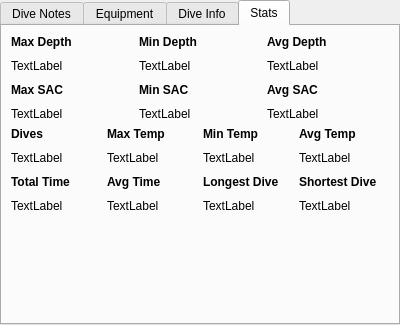
First picture: the form in qt-ui/maintab.ui, repository subsurface/subsurface, before the edit.
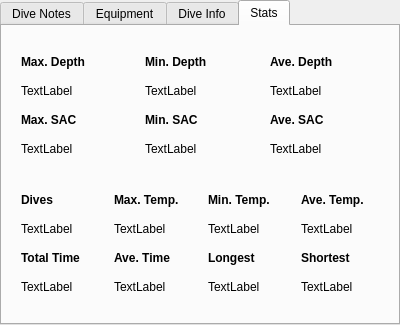
Second picture: the form after the edit. The open tabs and pages were chosen to show the change. Custom widgets are drawn as their Qt base class.

Commit message:
Reformat statistics tab in MainTab tab widget
Rename various labels and text into clear pairs and reflect changes into
.cpp file.

To avoid clashes with names on other tabs use '..All..' to emphasise
that this page deals with an aggregate across the selected dives.

Re-format the statistics tab.

```diff
--- a/qt-ui/maintab.ui
+++ b/qt-ui/maintab.ui
@@ -528,12 +528,28 @@
    </attribute>
    <layout class="QVBoxLayout" name="verticalLayout_4">
     <item>
-     <layout class="QGridLayout" name="gridLayout_6">
-      <property name="verticalSpacing">
+     <spacer name="verticalSpacer_6">
+      <property name="orientation">
+       <enum>Qt::Vertical</enum>
+      </property>
+      <property name="sizeHint" stdset="0">
+       <size>
+        <width>20</width>
+        <height>20</height>
+       </size>
+      </property>
+     </spacer>
+    </item>
+    <item>
+     <layout class="QGridLayout" name="statsUpperGridLayout">
+      <property name="margin">
        <number>10</number>
       </property>
+      <property name="spacing">
+       <number>15</number>
+      </property>
       <item row="0" column="0">
-       <widget class="QLabel" name="label_28">
+       <widget class="QLabel" name="maximumDepthAllLabel">
         <property name="font">
          <font>
           <weight>75</weight>
@@ -541,12 +557,12 @@
          </font>
         </property>
         <property name="text">
-         <string>Max Depth</string>
+         <string>Max. Depth</string>
         </property>
        </widget>
       </item>
       <item row="0" column="1">
-       <widget class="QLabel" name="label_29">
+       <widget class="QLabel" name="minimumDepthAllLabel">
         <property name="font">
          <font>
           <weight>75</weight>
@@ -554,12 +570,12 @@
          </font>
         </property>
         <property name="text">
-         <string>Min Depth</string>
+         <string>Min. Depth</string>
         </property>
        </widget>
       </item>
       <item row="0" column="2">
-       <widget class="QLabel" name="label_30">
+       <widget class="QLabel" name="averageDepthAllLabel">
         <property name="font">
          <font>
           <weight>75</weight>
@@ -567,33 +583,33 @@
          </font>
         </property>
         <property name="text">
-         <string>Avg Depth</string>
+         <string>Ave. Depth</string>
         </property>
        </widget>
       </item>
       <item row="1" column="0">
-       <widget class="QLabel" name="maxdepth_2">
+       <widget class="QLabel" name="maximumDepthAllText">
         <property name="text">
          <string>TextLabel</string>
         </property>
        </widget>
       </item>
       <item row="1" column="1">
-       <widget class="QLabel" name="mindepth">
+       <widget class="QLabel" name="minimumDepthAllText">
         <property name="text">
          <string>TextLabel</string>
         </property>
        </widget>
       </item>
       <item row="1" column="2">
-       <widget class="QLabel" name="avgdepth">
+       <widget class="QLabel" name="averageDepthAllText">
         <property name="text">
          <string>TextLabel</string>
         </property>
        </widget>
       </item>
       <item row="2" column="0">
-       <widget class="QLabel" name="label_31">
+       <widget class="QLabel" name="maximumSacAllLabel">
         <property name="font">
          <font>
           <weight>75</weight>
@@ -601,12 +617,12 @@
          </font>
         </property>
         <property name="text">
-         <string>Max SAC</string>
+         <string>Max. SAC</string>
         </property>
        </widget>
       </item>
       <item row="2" column="1">
-       <widget class="QLabel" name="label_32">
+       <widget class="QLabel" name="minimumSacAllLabel">
         <property name="font">
          <font>
           <weight>75</weight>
@@ -614,12 +630,12 @@
          </font>
         </property>
         <property name="text">
-         <string>Min SAC</string>
+         <string>Min. SAC</string>
         </property>
        </widget>
       </item>
       <item row="2" column="2">
-       <widget class="QLabel" name="label_33">
+       <widget class="QLabel" name="averageSacAllLabel">
         <property name="font">
          <font>
           <weight>75</weight>
@@ -627,26 +643,26 @@
          </font>
         </property>
         <property name="text">
-         <string>Avg SAC</string>
+         <string>Ave. SAC</string>
         </property>
        </widget>
       </item>
       <item row="3" column="0">
-       <widget class="QLabel" name="maxsac">
+       <widget class="QLabel" name="maximumSacAllText">
         <property name="text">
          <string>TextLabel</string>
         </property>
        </widget>
       </item>
       <item row="3" column="1">
-       <widget class="QLabel" name="minsac">
+       <widget class="QLabel" name="minimumSacAllText">
         <property name="text">
          <string>TextLabel</string>
         </property>
        </widget>
       </item>
       <item row="3" column="2">
-       <widget class="QLabel" name="avgsac">
+       <widget class="QLabel" name="averageSacAllText">
         <property name="text">
          <string>TextLabel</string>
         </property>
@@ -655,15 +671,28 @@
      </layout>
     </item>
     <item>
-     <layout class="QGridLayout" name="gridLayout_5">
-      <property name="verticalSpacing">
+     <spacer name="verticalSpacer_5">
+      <property name="orientation">
+       <enum>Qt::Vertical</enum>
+      </property>
+      <property name="sizeHint" stdset="0">
+       <size>
+        <width>20</width>
+        <height>20</height>
+       </size>
+      </property>
+     </spacer>
+    </item>
+    <item>
+     <layout class="QGridLayout" name="statsLowerGridLayout">
+      <property name="margin">
        <number>10</number>
       </property>
-      <property name="bottomMargin">
-       <number>0</number>
+      <property name="spacing">
+       <number>15</number>
       </property>
       <item row="0" column="0">
-       <widget class="QLabel" name="label_20">
+       <widget class="QLabel" name="divesAllLabel">
         <property name="font">
          <font>
           <weight>75</weight>
@@ -679,7 +708,7 @@
        </widget>
       </item>
       <item row="0" column="1">
-       <widget class="QLabel" name="label_21">
+       <widget class="QLabel" name="maximumTemperatureLabel">
         <property name="font">
          <font>
           <weight>75</weight>
@@ -687,12 +716,12 @@
          </font>
         </property>
         <property name="text">
-         <string>Max Temp</string>
+         <string>Max. Temp.</string>
         </property>
        </widget>
       </item>
       <item row="0" column="2">
-       <widget class="QLabel" name="label_22">
+       <widget class="QLabel" name="minimumTemperatureAllLabel">
         <property name="font">
          <font>
           <weight>75</weight>
@@ -700,12 +729,12 @@
          </font>
         </property>
         <property name="text">
-         <string>Min Temp</string>
+         <string>Min. Temp.</string>
         </property>
        </widget>
       </item>
       <item row="0" column="3">
-       <widget class="QLabel" name="label_23">
+       <widget class="QLabel" name="averageTemperatureAllLabel">
         <property name="font">
          <font>
           <weight>75</weight>
@@ -713,40 +742,40 @@
          </font>
         </property>
         <property name="text">
-         <string>Avg Temp</string>
+         <string>Ave. Temp.</string>
         </property>
        </widget>
       </item>
       <item row="1" column="0">
-       <widget class="QLabel" name="dives">
+       <widget class="QLabel" name="divesAllText">
         <property name="text">
          <string>TextLabel</string>
         </property>
        </widget>
       </item>
       <item row="1" column="1">
-       <widget class="QLabel" name="maxtemp">
+       <widget class="QLabel" name="maximumTemperatureAllText">
         <property name="text">
          <string>TextLabel</string>
         </property>
        </widget>
       </item>
       <item row="1" column="2">
-       <widget class="QLabel" name="mintemp">
+       <widget class="QLabel" name="minimumTemperatureAllText">
         <property name="text">
          <string>TextLabel</string>
         </property>
        </widget>
       </item>
       <item row="1" column="3">
-       <widget class="QLabel" name="avgtemp">
+       <widget class="QLabel" name="averageTemperatureAllText">
         <property name="text">
          <string>TextLabel</string>
         </property>
        </widget>
       </item>
       <item row="2" column="0">
-       <widget class="QLabel" name="label_24">
+       <widget class="QLabel" name="totalTimeAllLabel">
         <property name="font">
          <font>
           <weight>75</weight>
@@ -759,7 +788,7 @@
        </widget>
       </item>
       <item row="2" column="1">
-       <widget class="QLabel" name="label_25">
+       <widget class="QLabel" name="averageTimeAllLabel">
         <property name="font">
          <font>
           <weight>75</weight>
@@ -767,12 +796,12 @@
          </font>
         </property>
         <property name="text">
-         <string>Avg Time</string>
+         <string>Ave. Time</string>
         </property>
        </widget>
       </item>
       <item row="2" column="2">
-       <widget class="QLabel" name="label_26">
+       <widget class="QLabel" name="longestAllLabel">
         <property name="font">
          <font>
           <weight>75</weight>
@@ -780,12 +809,12 @@
          </font>
         </property>
         <property name="text">
-         <string>Longest Dive</string>
+         <string>Longest</string>
         </property>
        </widget>
       </item>
       <item row="2" column="3">
-       <widget class="QLabel" name="label_27">
+       <widget class="QLabel" name="shortestAllLabel">
         <property name="font">
          <font>
           <weight>75</weight>
@@ -793,33 +822,33 @@
          </font>
         </property>
         <property name="text">
-         <string>Shortest Dive</string>
+         <string>Shortest</string>
         </property>
        </widget>
       </item>
       <item row="3" column="0">
-       <widget class="QLabel" name="totaltime">
+       <widget class="QLabel" name="totalTimeAllText">
         <property name="text">
          <string>TextLabel</string>
         </property>
        </widget>
       </item>
       <item row="3" column="1">
-       <widget class="QLabel" name="avgtime">
+       <widget class="QLabel" name="averageTimeAllText">
         <property name="text">
          <string>TextLabel</string>
         </property>
        </widget>
       </item>
       <item row="3" column="2">
-       <widget class="QLabel" name="longestdive">
+       <widget class="QLabel" name="longestAllText">
         <property name="text">
          <string>TextLabel</string>
         </property>
        </widget>
       </item>
       <item row="3" column="3">
-       <widget class="QLabel" name="shortestdive">
+       <widget class="QLabel" name="shortestAllText">
         <property name="text">
          <string>TextLabel</string>
         </property>
@@ -835,7 +864,7 @@
       <property name="sizeHint" stdset="0">
        <size>
         <width>20</width>
-        <height>85</height>
+        <height>20</height>
        </size>
       </property>
      </spacer>
```
Left out of the diff: 2 changed lines with no effect on the pictures. The commit also changes 1 other file.
